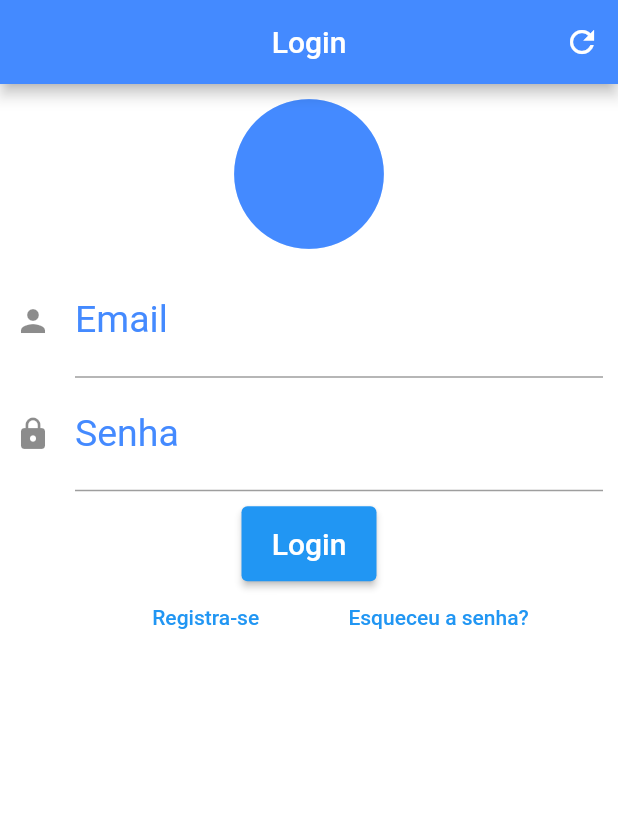
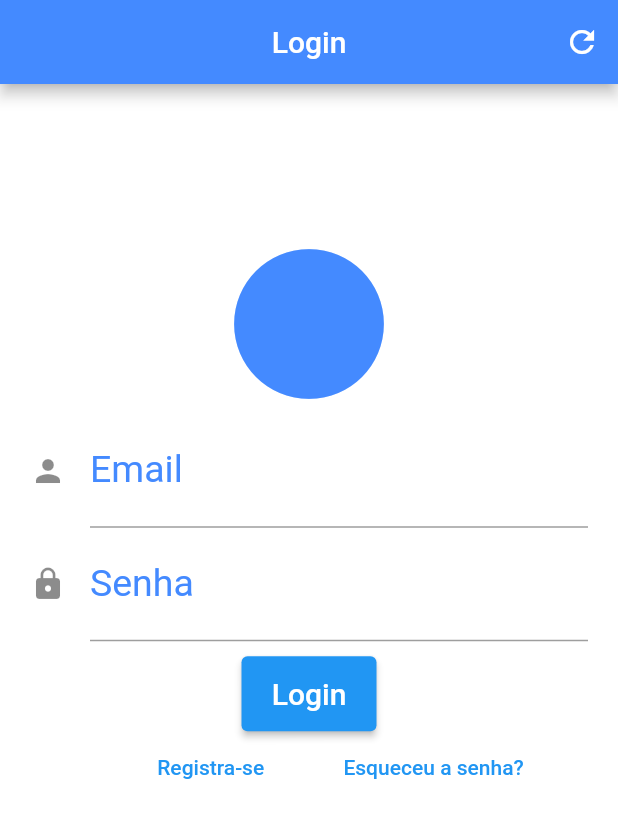
Before and after one commit to Michelletxr/MatchBook-front, a Flutter app: the screen it shows after launch, on a phone screen of 412 x 824 dp. Shown: the top 818 px of the screen. Run offline on Flutter 3.47's test engine with Material 2 defaults, Android fonts, the phone set to English and light mode, and no system bars.

Commit message:
adicionar novo padding

```diff
--- a/lib/Login/login.dart
+++ b/lib/Login/login.dart
@@ -44,7 +44,8 @@ class _LoginState extends State<Login> {
       ), // app bar
       backgroundColor: Colors.white,
       body: SingleChildScrollView(
-        padding: const EdgeInsets.fromLTRB(10.0, 0.0, 10.0, 0.0),
+        // padding: const EdgeInsets.fromLTRB(10.0, 50.0, 10.0, 0.0),
+        padding: const EdgeInsets.symmetric(vertical: 100.0, horizontal: 20),
         child: Form(
           key: _formKey,
           child: Column(
```
